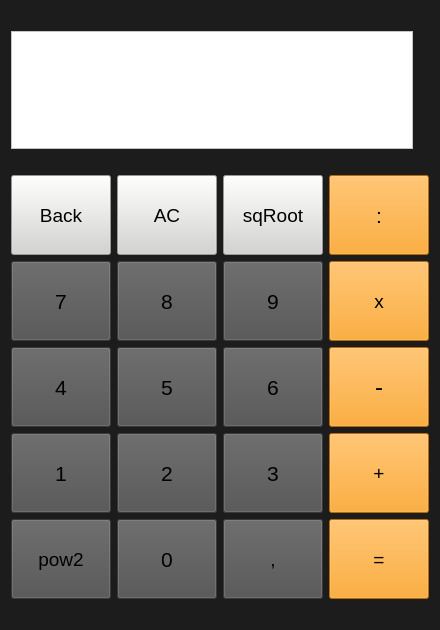
The window that kalkulator/kalkulator.ui (AlexOfRivia/QtCalculator) describes before a commit, drawn with Qt 5.
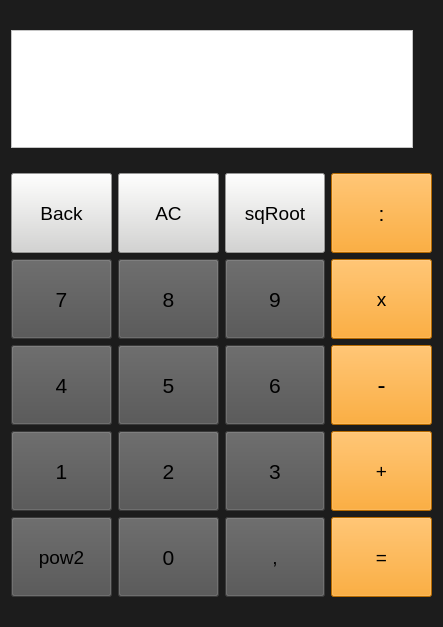
The same window after the commit.

Commit message: number buttons work

```diff
--- a/kalkulator/kalkulator.ui
+++ b/kalkulator/kalkulator.ui
@@ -6,8 +6,8 @@
    <rect>
     <x>0</x>
     <y>0</y>
-    <width>420</width>
-    <height>630</height>
+    <width>443</width>
+    <height>627</height>
    </rect>
   </property>
   <property name="windowTitle">
@@ -43,6 +43,9 @@
 	background: white
 }</string>
       </property>
+      <property name="readOnly">
+       <bool>true</bool>
+      </property>
       <property name="html">
        <string>&lt;!DOCTYPE HTML PUBLIC &quot;-//W3C//DTD HTML 4.0//EN&quot; &quot;http://www.w3.org/TR/REC-html40/strict.dtd&quot;&gt;
 &lt;html&gt;&lt;head&gt;&lt;meta name=&quot;qrichtext&quot; content=&quot;1&quot; /&gt;&lt;meta charset=&quot;utf-8&quot; /&gt;&lt;style type=&quot;text/css&quot;&gt;
```
Left out of the diff: 430 changed lines with no effect on the pictures. The commit also changes 2 other files.
